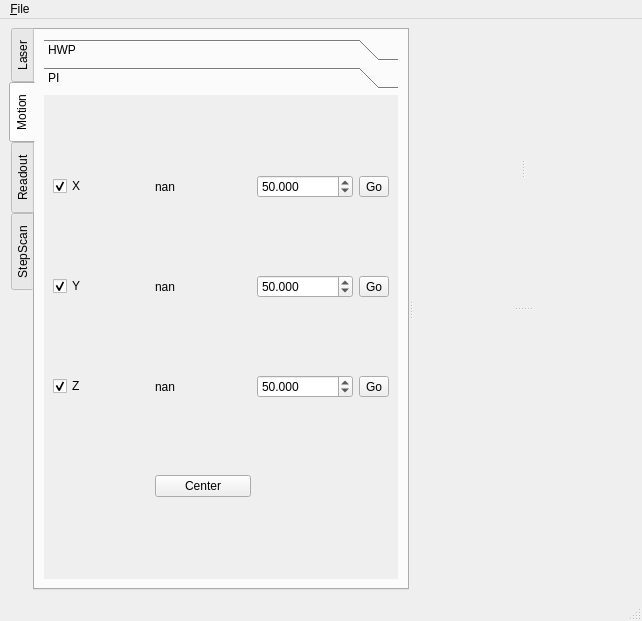
Before: the Qt Designer form microV.ui in xkronosua/microV, drawn with Qt 5.
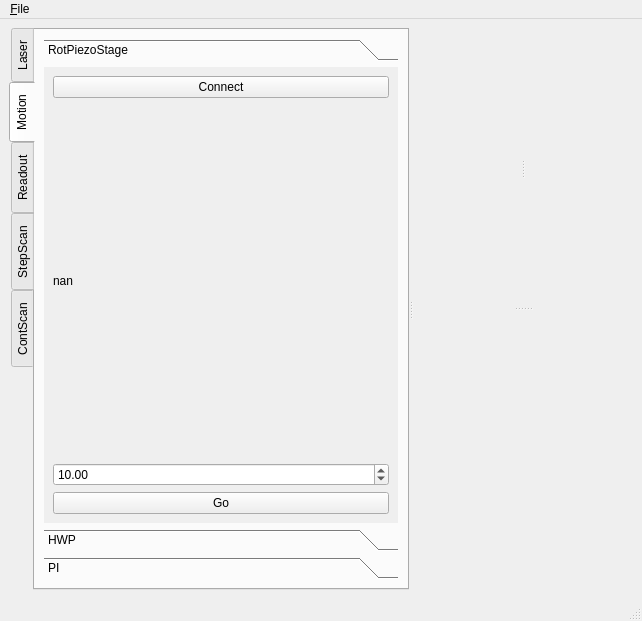
After: the same form once the commit is applied. The open tabs and pages were chosen to show the change.

What changed in the file:
```diff
--- a/microV.ui
+++ b/microV.ui
@@ -48,6 +48,47 @@
            <property name="currentIndex">
             <number>1</number>
            </property>
+           <widget class="QWidget" name="page">
+            <attribute name="label">
+             <string>RotPiezoStage</string>
+            </attribute>
+            <layout class="QGridLayout" name="gridLayout_8">
+             <item row="0" column="0">
+              <widget class="QPushButton" name="connect_rotPiezoStage">
+               <property name="text">
+                <string>Connect</string>
+               </property>
+              </widget>
+             </item>
+             <item row="2" column="0">
+              <widget class="QDoubleSpinBox" name="rotPiezoStage_Step">
+               <property name="minimum">
+                <double>-360.000000000000000</double>
+               </property>
+               <property name="maximum">
+                <double>360.000000000000000</double>
+               </property>
+               <property name="value">
+                <double>10.000000000000000</double>
+               </property>
+              </widget>
+             </item>
+             <item row="1" column="0">
+              <widget class="QLabel" name="rotPiezoStage_Angle">
+               <property name="text">
+                <string>nan</string>
+               </property>
+              </widget>
+             </item>
+             <item row="3" column="0">
+              <widget class="QPushButton" name="rotPiezoStage_Go">
+               <property name="text">
+                <string>Go</string>
+               </property>
+              </widget>
+             </item>
+            </layout>
+           </widget>
            <widget class="QWidget" name="HWP">
             <property name="geometry">
              <rect>
@@ -125,8 +166,8 @@
              <rect>
               <x>0</x>
               <y>0</y>
-              <width>389</width>
-              <height>456</height>
+              <width>351</width>
+              <height>420</height>
              </rect>
             </property>
             <attribute name="label">
@@ -1109,6 +1150,11 @@
          </item>
         </layout>
        </widget>
+       <widget class="QWidget" name="tab">
+        <attribute name="title">
+         <string>ContScan</string>
+        </attribute>
+       </widget>
       </widget>
       <widget class="QSplitter" name="splitter_2">
        <property name="orientation">
```
Left out of the diff: 10 changed lines with no effect on the pictures.
